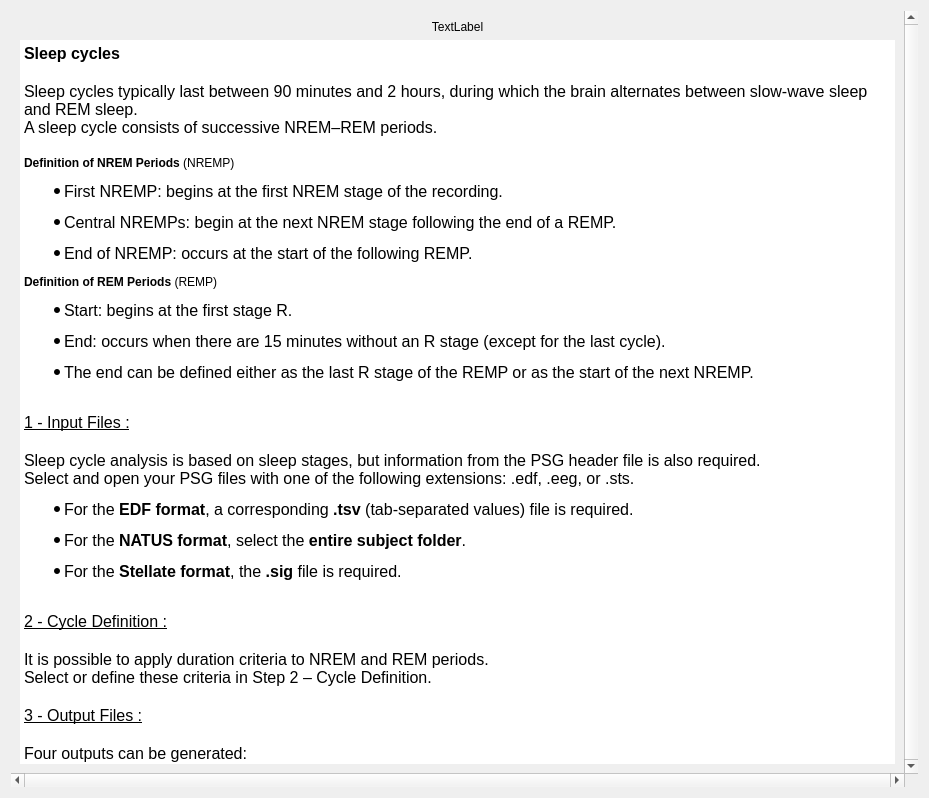
Old version of the form tools/CEAMSTools/SleepCycleExport/SleepCycleDoc/Ui_SleepCycleDoc.ui in the repository SnoozToolbox/snooz-package-ceams.
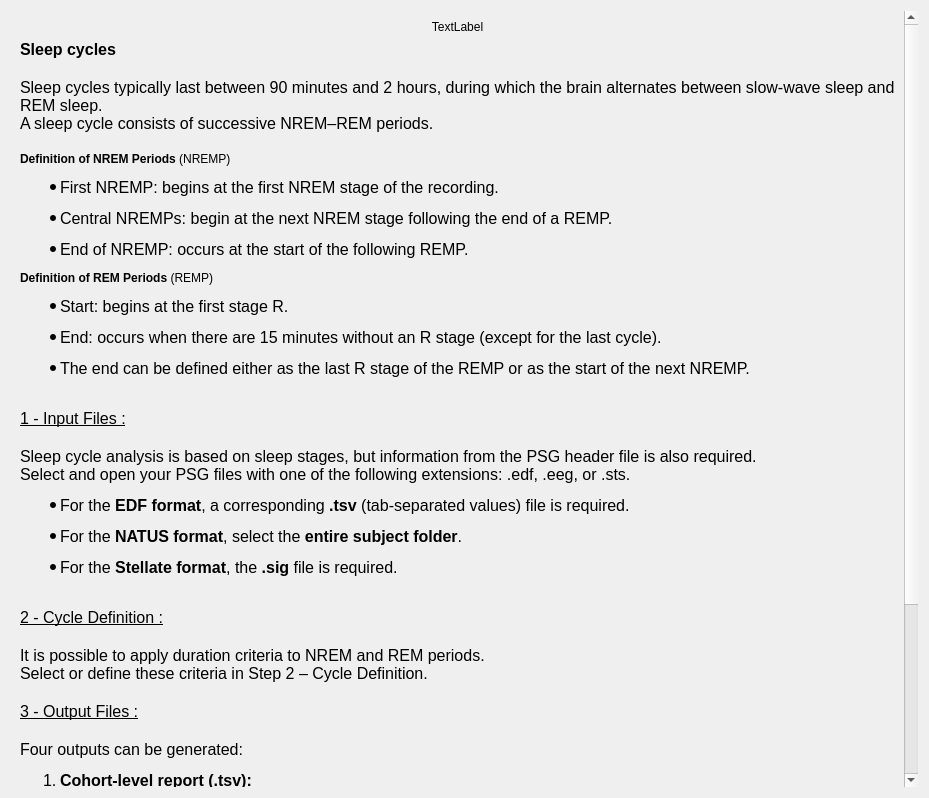
New version of the form.

Patch:
```diff
--- a/tools/CEAMSTools/SleepCycleExport/SleepCycleDoc/Ui_SleepCycleDoc.ui
+++ b/tools/CEAMSTools/SleepCycleExport/SleepCycleDoc/Ui_SleepCycleDoc.ui
@@ -32,13 +32,10 @@
       <enum>QFrame::Shadow::Plain</enum>
      </property>
      <property name="verticalScrollBarPolicy">
-      <enum>Qt::ScrollBarPolicy::ScrollBarAlwaysOn</enum>
+      <enum>Qt::ScrollBarPolicy::ScrollBarAsNeeded</enum>
      </property>
      <property name="horizontalScrollBarPolicy">
-      <enum>Qt::ScrollBarPolicy::ScrollBarAlwaysOn</enum>
-     </property>
-     <property name="sizeAdjustPolicy">
-      <enum>QAbstractScrollArea::SizeAdjustPolicy::AdjustToContents</enum>
+      <enum>Qt::ScrollBarPolicy::ScrollBarAsNeeded</enum>
      </property>
      <property name="widgetResizable">
       <bool>true</bool>
@@ -48,25 +45,13 @@
        <rect>
         <x>0</x>
         <y>0</y>
-        <width>899</width>
-        <height>768</height>
+        <width>913</width>
+        <height>782</height>
        </rect>
       </property>
-      <property name="sizePolicy">
-       <sizepolicy hsizetype="Preferred" vsizetype="Expanding">
-        <horstretch>0</horstretch>
-        <verstretch>0</verstretch>
-       </sizepolicy>
-      </property>
       <layout class="QVBoxLayout" name="verticalLayout_2">
-       <property name="sizeConstraint">
-        <enum>QLayout::SizeConstraint::SetMaximumSize</enum>
-       </property>
        <item>
         <layout class="QVBoxLayout" name="verticalLayout">
-         <property name="sizeConstraint">
-          <enum>QLayout::SizeConstraint::SetMaximumSize</enum>
-         </property>
          <item>
           <widget class="QLabel" name="hypnogram_pic">
            <property name="sizePolicy">
@@ -87,9 +72,9 @@
           </widget>
          </item>
          <item>
-          <widget class="QTextBrowser" name="textBrowser">
+          <widget class="QLabel" name="textLabel">
            <property name="sizePolicy">
-            <sizepolicy hsizetype="Preferred" vsizetype="Expanding">
+            <sizepolicy hsizetype="Preferred" vsizetype="Preferred">
              <horstretch>0</horstretch>
              <verstretch>0</verstretch>
             </sizepolicy>
@@ -103,16 +88,7 @@
            <property name="lineWidth">
             <number>0</number>
            </property>
-           <property name="verticalScrollBarPolicy">
-            <enum>Qt::ScrollBarPolicy::ScrollBarAlwaysOff</enum>
-           </property>
-           <property name="horizontalScrollBarPolicy">
-            <enum>Qt::ScrollBarPolicy::ScrollBarAlwaysOff</enum>
-           </property>
-           <property name="sizeAdjustPolicy">
-            <enum>QAbstractScrollArea::SizeAdjustPolicy::AdjustIgnored</enum>
-           </property>
-           <property name="html">
+           <property name="text">
             <string>&lt;!DOCTYPE HTML PUBLIC &quot;-//W3C//DTD HTML 4.0//EN&quot; &quot;http://www.w3.org/TR/REC-html40/strict.dtd&quot;&gt;
 &lt;html&gt;&lt;head&gt;&lt;meta name=&quot;qrichtext&quot; content=&quot;1&quot; /&gt;&lt;meta charset=&quot;utf-8&quot; /&gt;&lt;style type=&quot;text/css&quot;&gt;
 p, li { white-space: pre-wrap; }
@@ -157,6 +133,15 @@
 &lt;li style=&quot; margin-top:12px; margin-bottom:12px; margin-left:0px; margin-right:0px; -qt-block-indent:0; text-indent:0px;&quot;&gt;&lt;span style=&quot; font-weight:700;&quot;&gt;Log file (.txt):&lt;/span&gt;&lt;br /&gt;Summarizes any warnings encountered during cycle delimitation, such as REM period fusion or a sleep onset in REM period (SOREMP).&lt;/li&gt;&lt;/ol&gt;
 &lt;p style=&quot;-qt-paragraph-type:empty; margin-top:0px; margin-bottom:0px; margin-left:0px; margin-right:0px; -qt-block-indent:0; text-indent:0px;&quot;&gt;&lt;br /&gt;&lt;/p&gt;&lt;/body&gt;&lt;/html&gt;</string>
            </property>
+           <property name="textFormat">
+            <enum>Qt::TextFormat::RichText</enum>
+           </property>
+           <property name="alignment">
+            <set>Qt::AlignmentFlag::AlignLeading|Qt::AlignmentFlag::AlignLeft|Qt::AlignmentFlag::AlignTop</set>
+           </property>
+           <property name="wordWrap">
+            <bool>true</bool>
+           </property>
           </widget>
          </item>
         </layout>
```
Left out of the diff: 4 changed lines with no effect on the pictures.
